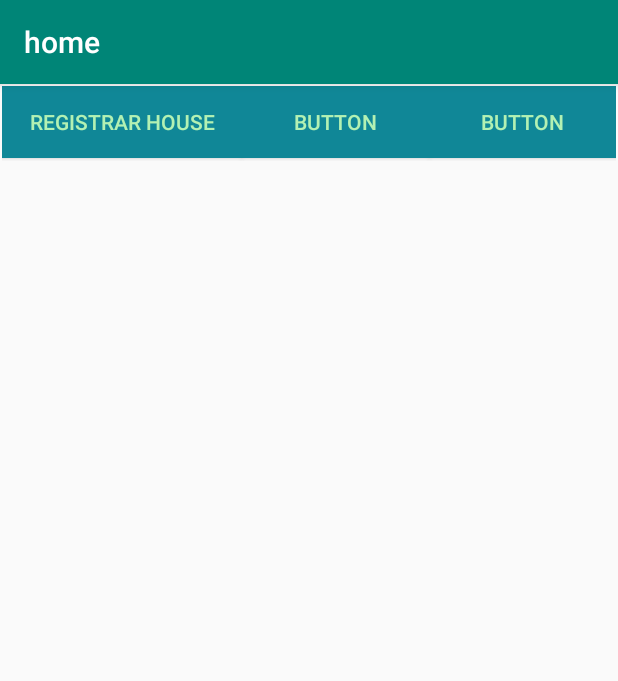
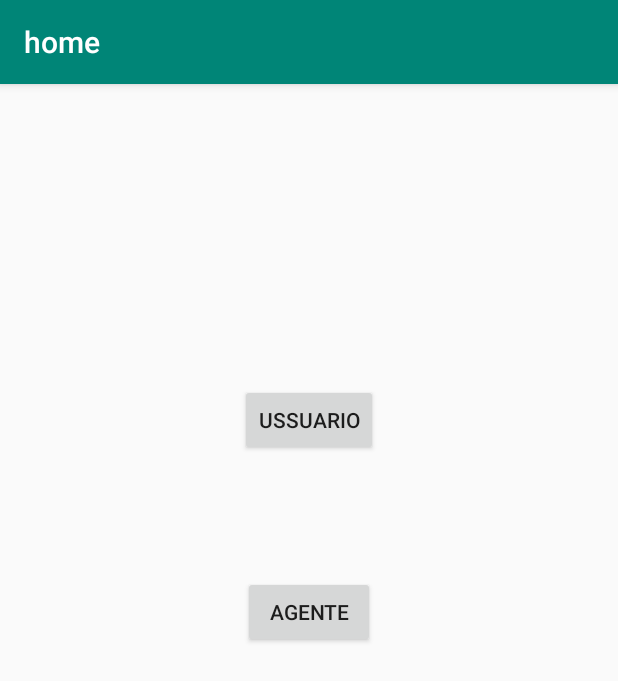
Before and after one commit to HidibertoSecko/House, an Android app: the screen it shows after launch (MainActivity before the commit, roles after it), after a tap on "INICIAR SESION", on a phone screen of 412 x 824 dp. Shown: the top 681 px of the screen. Run offline under Robolectric (Android 15) with nearby library versions, the phone set to English and light mode, and no system bars; libraries missing offline, so code that uses them is left out: com.loopj.android; 5 statements that could not run were skipped.

Commit message:
registrar zonas

```diff
--- a/app/src/main/AndroidManifest.xml
+++ b/app/src/main/AndroidManifest.xml
@@ -11,7 +11,11 @@
         android:roundIcon="@mipmap/ic_launcher_round"
         android:supportsRtl="true"
         android:theme="@style/AppTheme">
-        <activity android:name=".des_home"></activity>
+        <activity android:name=".MostrarCasa"></activity>
+        <activity android:name=".Registrar_zonas" />
+        <activity android:name=".agente" />
+        <activity android:name=".roles" />
+        <activity android:name=".des_home" />
         <activity android:name=".RegisterHome" />
         <activity android:name=".Login">
             <intent-filter>
--- a/app/src/main/java/com/example/home/Login.java
+++ b/app/src/main/java/com/example/home/Login.java
@@ -71,7 +71,7 @@ public class Login extends AppCompatActivity {
      });
     }
     public void princi(View view){
-        Intent main= new Intent(this, MainActivity.class);
+        Intent main= new Intent(this, roles.class);
         startActivity(main);}
     public void Registrar(View view){
         Intent login= new Intent(this, RegisterUser.class);
--- /dev/null
+++ b/app/src/main/java/com/example/home/roles.java
@@ -0,0 +1,28 @@
+package com.example.home;
+
+import androidx.appcompat.app.AppCompatActivity;
+
+import android.content.Intent;
+import android.os.Bundle;
+import android.view.View;
+
+public class roles extends AppCompatActivity {
+
+    @Override
+    protected void onCreate(Bundle savedInstanceState) {
+        super.onCreate(savedInstanceState);
+        setContentView(R.layout.activity_roles);
+    }
+
+    public void roluser(View view)
+    {
+        Intent user = new Intent(this, MainActivity.class);
+        startActivity(user);
+    }
+
+    public void rolagente(View view)
+    {
+        Intent agente = new Intent(this,agente.class );
+        startActivity(agente);
+    }
+}
--- a/app/src/main/java/com/example/home/utils/Data.java
+++ b/app/src/main/java/com/example/home/utils/Data.java
@@ -9,8 +9,8 @@ public class Data {
     public static String REGISTER_HOME = "/homes";
     public static String UPLOAD_HOME="/home";
     //
-    public static String REGISTER_ZONE="/zone";
-    public static String UP_IMAGE_MENU="/zone";
+    public static String REGISTER_ZONE="/neighborhood";
+    public static String UP_IMAGE_MENU="/neighborhood";
     //
     public static String ID_USER=null;
     public static String ID_HOME=null;
--- a/app/src/main/res/layout/activity_main.xml
+++ b/app/src/main/res/layout/activity_main.xml
@@ -19,17 +19,6 @@
         app:layout_constraintEnd_toEndOf="parent"
         app:layout_constraintStart_toStartOf="parent"
         app:layout_constraintTop_toTopOf="parent">
-
-        <Button
-            android:id="@+id/button5"
-            android:layout_width="wrap_content"
-            android:layout_height="wrap_content"
-            android:layout_weight="1"
-            android:background="#108797"
-
-            android:onClick="registrarhouse"
-            android:text="registrar house"
-            android:textColor="#B3F1B3" />
 
         <Button
             android:id="@+id/button6"
--- /dev/null
+++ b/app/src/main/res/layout/activity_roles.xml
@@ -0,0 +1,30 @@
+<?xml version="1.0" encoding="utf-8"?>
+<androidx.constraintlayout.widget.ConstraintLayout xmlns:android="http://schemas.android.com/apk/res/android"
+    xmlns:app="http://schemas.android.com/apk/res-auto"
+    xmlns:tools="http://schemas.android.com/tools"
+    android:layout_width="match_parent"
+    android:layout_height="match_parent"
+    tools:context=".roles">
+
+    <Button
+        android:id="@+id/roluser"
+        android:layout_width="wrap_content"
+        android:layout_height="wrap_content"
+        android:layout_marginTop="200dp"
+        android:onClick="roluser"
+        android:text="Ussuario"
+        app:layout_constraintEnd_toEndOf="parent"
+        app:layout_constraintStart_toStartOf="parent"
+        app:layout_constraintTop_toTopOf="parent" />
+
+    <Button
+        android:id="@+id/rolagente"
+        android:layout_width="wrap_content"
+        android:layout_height="wrap_content"
+        android:layout_marginTop="80dp"
+        android:onClick="rolagente"
+        android:text="Agente"
+        app:layout_constraintEnd_toEndOf="parent"
+        app:layout_constraintStart_toStartOf="parent"
+        app:layout_constraintTop_toBottomOf="@+id/roluser" />
+</androidx.constraintlayout.widget.ConstraintLayout>
--- a/app/src/main/res/layout/descripcion_home.xml
+++ b/app/src/main/res/layout/descripcion_home.xml
@@ -137,6 +137,12 @@
                 android:layout_width="match_parent"
                 android:layout_height="40dp"
                 android:text="TextView" />
+
+            <Button
+                android:id="@+id/ubicacion"
+                android:layout_width="match_parent"
+                android:layout_height="wrap_content"
+                android:text="UBICACION" />
         </LinearLayout>
     </ScrollView>
 </LinearLayout>
```
Also changed, not shown: app/src/main/java/com/example/home/MostrarCasa.java (added, +14 -0 lines), app/src/main/java/com/example/home/Registrar_zonas.java (added, +73 -0 lines), app/src/main/java/com/example/home/agente.java (added, +33 -0 lines), app/src/main/res/layout/activity_agente.xml (added, +53 -0 lines), app/src/main/res/layout/activity_mostrar_casa.xml (added, +9 -0 lines), app/src/main/res/layout/activity_registrar_zonas.xml (added, +71 -0 lines).
